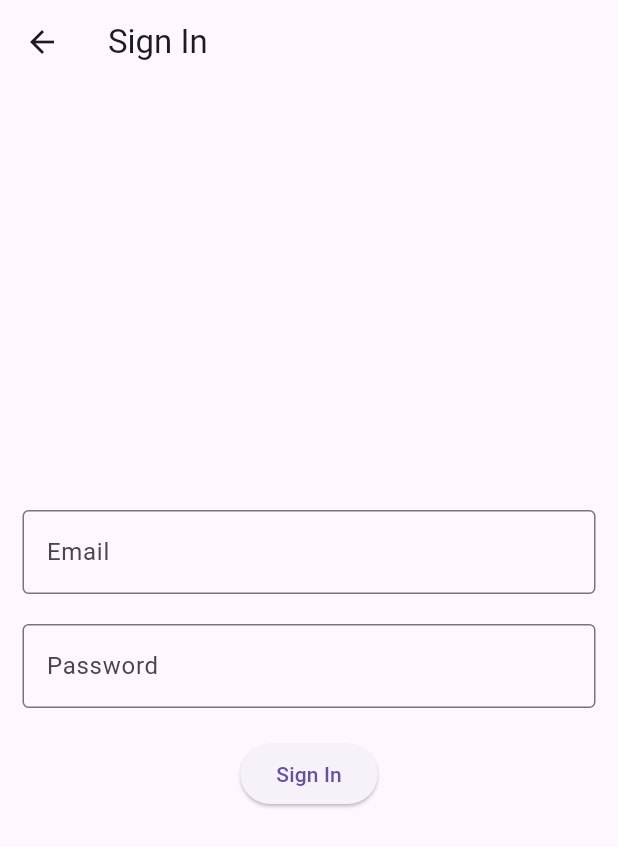
After one commit to muhammadsadri19/Demo_Levelup_MobileApp_byTelkomIndo, a Flutter app: the MainLevelup screen opened directly, item 5 of the bottom bar chosen, after a tap on "Signout", on a phone screen of 412 x 824 dp. The commit adds this screen. Shown: the top 847 px of the screen. Run offline on Flutter 3.47's test engine with Material 3 defaults, Android fonts, the light colour scheme and no system bars; our stand-ins replace firebase_auth, firebase_core, flutter_animate, smooth_page_indicator; accounts and stored records are empty.

Commit message:
Success Connect Firebase Auth

```diff
--- /dev/null
+++ b/lib/app/modules/auth/signin/view/signin_page.dart
@@ -0,0 +1,108 @@
+import 'package:firebase_auth/firebase_auth.dart';
+import 'package:flutter/material.dart';
+import 'package:levelup_id/main_levelup.dart';
+
+class SigninPage extends StatefulWidget {
+  const SigninPage({Key? key}) : super(key: key);
+
+  @override
+  _SigninPageState createState() => _SigninPageState();
+}
+
+class _SigninPageState extends State<SigninPage> {
+  final FirebaseAuth _auth = FirebaseAuth.instance;
+  final GlobalKey<FormState> _formKey = GlobalKey<FormState>();
+
+  TextEditingController _emailController = TextEditingController();
+  TextEditingController _passController = TextEditingController();
+
+  String _email = '';
+  String _password = '';
+
+  void _handleSignIn() async {
+    try {
+      UserCredential userCredential = await _auth.signInWithEmailAndPassword(
+        email: _email,
+        password: _password,
+      );
+      print('User Logged In : ${userCredential.user!.email}');
+      Navigator.push(
+          context, MaterialPageRoute(builder: (context) => MainLevelup()));
+    } catch (e) {
+      print('Error During Logged In : $e');
+    }
+  }
+
+  @override
+  Widget build(BuildContext context) {
+    return Scaffold(
+      appBar: AppBar(
+        title: Text('Sign In'),
+      ),
+      body: Center(
+        child: Padding(
+          padding: EdgeInsets.all(15),
+          child: Form(
+            key: _formKey,
+            child: Column(
+              mainAxisAlignment: MainAxisAlignment.center,
+              children: [
+                TextFormField(
+                  controller: _emailController,
+                  keyboardType: TextInputType.emailAddress,
+                  decoration: InputDecoration(
+                    border: OutlineInputBorder(),
+                    labelText: 'Email',
+                  ),
+                  validator: (value) {
+                    if (value == null || value.isEmpty) {
+                      return 'Please Enter Your Email';
+                    }
+                    return null;
+                  },
+                  onChanged: (value) {
+                    setState(() {
+                      _email = value;
+                    });
+                  },
+                ),
+                SizedBox(
+                  height: 20,
+                ),
+                TextFormField(
+                  controller: _passController,
+                  obscureText: true,
+                  decoration: InputDecoration(
+                    border: OutlineInputBorder(),
+                    labelText: 'Password',
+                  ),
+                  validator: (value) {
+                    if (value == null || value.isEmpty) {
+                      return 'Please Enter Your Password';
+                    }
+                    return null;
+                  },
+                  onChanged: (value) {
+                    setState(() {
+                      _password = value;
+                    });
+                  },
+                ),
+                SizedBox(
+                  height: 20,
+                ),
+                ElevatedButton(
+                    onPressed: () {
+                      if (_formKey.currentState!.validate()) {
+                        _handleSignIn();
+                      }
+                    },
+                    child: Text('Sign In'))
+              ],
+            ),
+          ),
+        ),
+      ),
+    );
+  }
+}
--- a/lib/app/modules/home/views/condition_page.dart
+++ b/lib/app/modules/home/views/condition_page.dart
@@ -29,7 +29,7 @@ class _ConditionPageState extends State<ConditionPage> {
               Container(
                 height: height * .4,
                 child: Image.asset(
-                  'lib/images/bg_condition.jpg',
+                  'images/bg_condition.jpg',
                   width: width,
                   fit: BoxFit.cover,
                 ),
--- a/lib/app/modules/intro/onBoarding_page.dart
+++ b/lib/app/modules/intro/onBoarding_page.dart
@@ -1,4 +1,5 @@
 import 'package:flutter/material.dart';
+import 'package:levelup_id/app/modules/auth/signin/view/signin_page.dart';
 import 'package:levelup_id/app/modules/home/views/home_page.dart';
 import 'package:levelup_id/app/modules/intro/intro1.dart';
 import 'package:levelup_id/app/modules/intro/intro2.dart';
@@ -63,7 +64,7 @@ class _OnBoardingPageState extends State<OnBoardingPage> {
                           context,
                           MaterialPageRoute(
                             builder: (context) {
-                              return const HomePage();
+                              return const SigninPage();
                             },
                           ),
                         );
--- a/lib/app/modules/profile/views/profile_page.dart
+++ b/lib/app/modules/profile/views/profile_page.dart
@@ -1,9 +1,77 @@
+import 'package:firebase_auth/firebase_auth.dart';
 import 'package:flutter/material.dart';
-class ProfilePage extends StatelessWidget {
-const ProfilePage({ Key? key }) : super(key: key);
+import 'package:levelup_id/app/modules/auth/signin/view/signin_page.dart';
+import 'package:levelup_id/app/modules/home/views/condition_page.dart';
+
+class ProfilePage extends StatefulWidget {
+  const ProfilePage({Key? key}) : super(key: key);
 
   @override
-  Widget build(BuildContext context){
-    return Container();
+  _ProfilePageState createState() => _ProfilePageState();
+}
+
+class _ProfilePageState extends State<ProfilePage> {
+  final FirebaseAuth _auth = FirebaseAuth.instance;
+  @override
+  Widget build(BuildContext context) {
+    String? _email = _auth.currentUser!.email;
+    return SingleChildScrollView(
+      child: Column(
+        children: <Widget>[
+          Padding(
+            padding: EdgeInsets.only(top: 50.0, left: 5.0, right: 5.0),
+            child: Row(
+              children: [
+                Row(
+                  children: [
+                    Padding(
+                      padding: EdgeInsets.only(left: 15.0, top: 15.0),
+                      child: CircleAvatar(
+                        radius: 30.0,
+                        backgroundImage: AssetImage('images/profile.jpg'),
+                      ),
+                    ),
+                    Column(
+                      crossAxisAlignment: CrossAxisAlignment.start,
+                      children: [
+                        Padding(
+                          padding: EdgeInsets.only(top: 15.0, left: 15.0),
+                          child: Text(
+                            'Muhammad Sadri',
+                            style: TextStyle(fontSize: 18.0),
+                          ),
+                        ),
+                        Padding(
+                          padding: EdgeInsets.only(left: 15.0),
+                          child: Text(
+                            '$_email',
+                            style: TextStyle(
+                                fontSize: 12.0, fontWeight: FontWeight.w400),
+                          ),
+                        ),
+                      ],
+                    ),
+                    SizedBox(
+                      width: 30,
+                    ),
+                    ElevatedButton(
+                      onPressed: () {
+                        _auth.signOut();
+                        Navigator.push(
+                            context,
+                            MaterialPageRoute(
+                              builder: (context) => SigninPage(),
+                            ));
+                      },
+                      child: Text('Signout'),
+                    )
+                  ],
+                ),
+              ],
+            ),
+          ),
+        ],
+      ),
+    );
   }
 }
--- a/pubspec.yaml
+++ b/pubspec.yaml
@@ -39,6 +39,8 @@ dependencies:
   introduction_screen: ^3.1.12
   smooth_page_indicator: ^1.1.0
   flutter_animate: ^4.2.0+1
+  firebase_core: ^2.23.0
+  firebase_auth: ^4.14.1
 
 dev_dependencies:
   flutter_test:
```
Also changed, not shown: lib/app/modules/auth/signup/view/signup_page.dart (added, +106 -0 lines), lib/main.dart (+10 -2 lines), lib/onBoarding_page.dart (deleted, +0 -80 lines), lib/firebase_options.dart (added), pubspec.lock, 8 other files.
